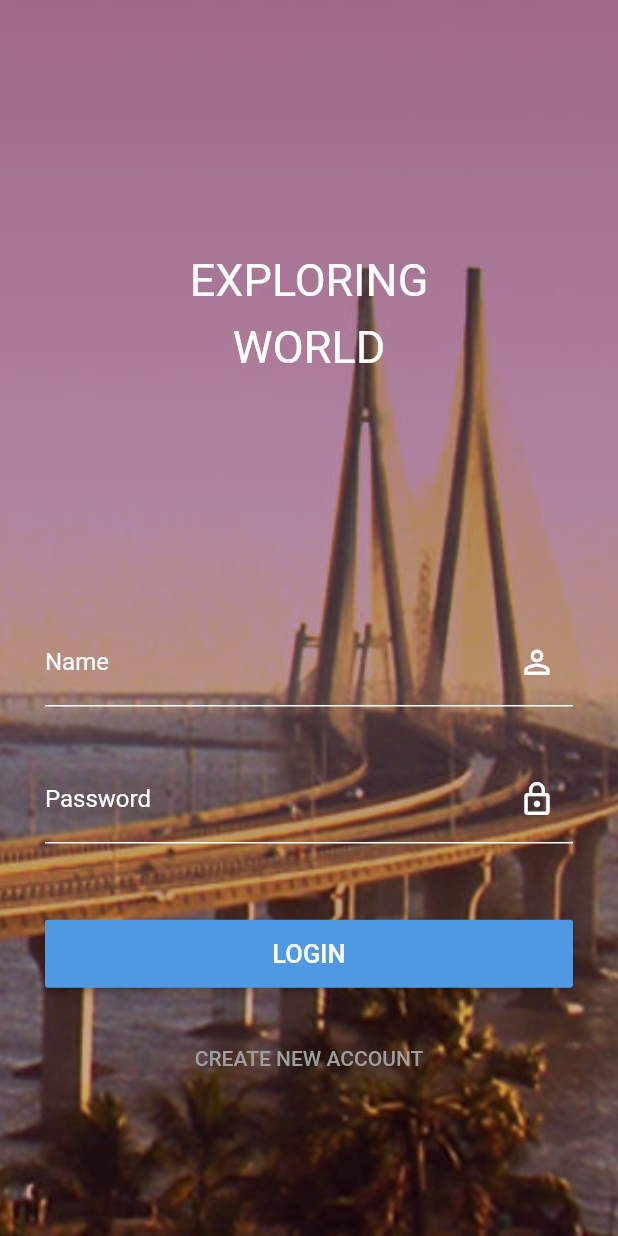
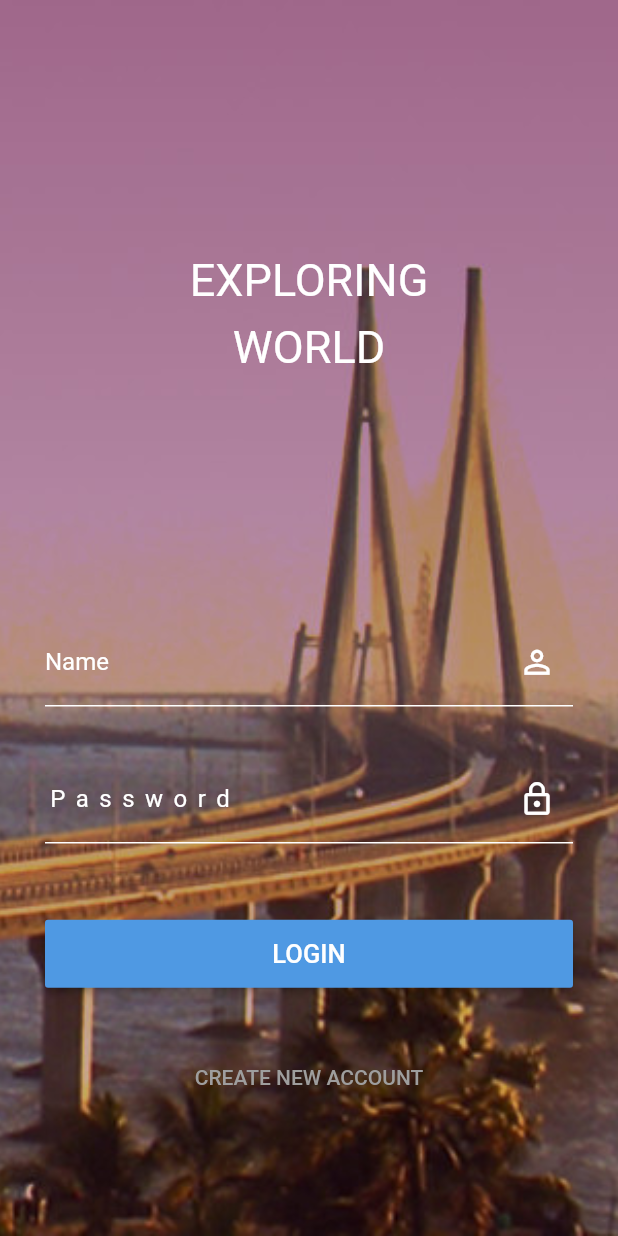
Before and after one commit to JKPK/weekly_flutter_challenge_6_menu, a Flutter app: the screen it shows after launch, on a phone screen of 412 x 824 dp. Run offline on Flutter 3.47's test engine with Material 2 defaults, Android fonts, the phone set to English and light mode, and no system bars.

Commit message:
Style fixes.

```diff
--- a/lib/pages/login_page.dart
+++ b/lib/pages/login_page.dart
@@ -84,7 +84,7 @@ class _LoginPageState extends State<LoginPage>
                   children: <Widget>[
                     Container(
                       padding: EdgeInsets.symmetric(horizontal: 30),
-                      height: MediaQuery.of(context).size.height * .07,
+                      height: MediaQuery.of(context).size.height * .1,
                       child: Center(
                         child: FlatButton(
                           textColor: Colors.grey,
@@ -112,12 +112,6 @@ class _LoginPageState extends State<LoginPage>
                                 FocusScope.of(context)
                                     .requestFocus(FocusNode());
                                 _animationController.forward();
-
-                                // Scaffold.of(context).showSnackBar(
-                                //   SnackBar(
-                                //     content: Text("Logged in"),
-                                //   ),
-                                // );
                               }
                             },
                             child: Text(
@@ -147,6 +141,7 @@ class _LoginPageState extends State<LoginPage>
                               ),
                               labelText: "Password"),
                           style: const TextStyle(
+                            letterSpacing: 7,
                             color: Colors.white,
                           ),
                           cursorColor: Colors.white,
--- a/lib/pages/menu_page.dart
+++ b/lib/pages/menu_page.dart
@@ -93,6 +93,7 @@ class MenuTile extends StatelessWidget {
           title,
           style: TextStyle(
             fontSize: 18,
+            fontWeight: FontWeight.w300,
             color: Colors.white,
           ),
         ),
--- a/lib/styleguide.dart
+++ b/lib/styleguide.dart
@@ -20,4 +20,17 @@ const InputDecoration inputDecoration = const InputDecoration(
       color: Colors.white,
     ),
   ),
+  errorStyle: TextStyle(
+    color: Colors.white,
+  ),
+  errorBorder: UnderlineInputBorder(
+    borderSide: BorderSide(
+      color: Colors.white,
+    ),
+  ),
+  focusedErrorBorder: UnderlineInputBorder(
+    borderSide: BorderSide(
+      color: Colors.white,
+    ),
+  ),
 );
```
